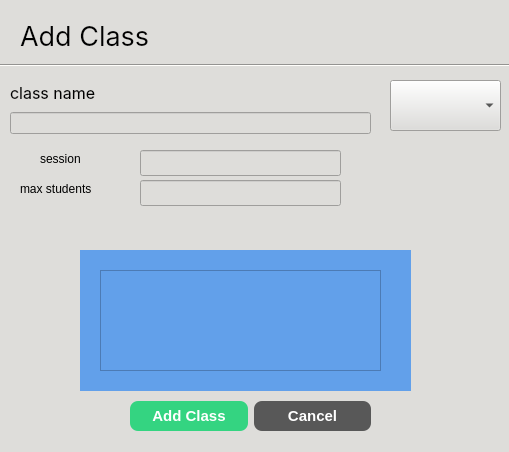
This is School_System/ui/AddClassDialog.ui in KasperJack/School-Management-System as Qt 5 draws it before an edit. The edited form follows.
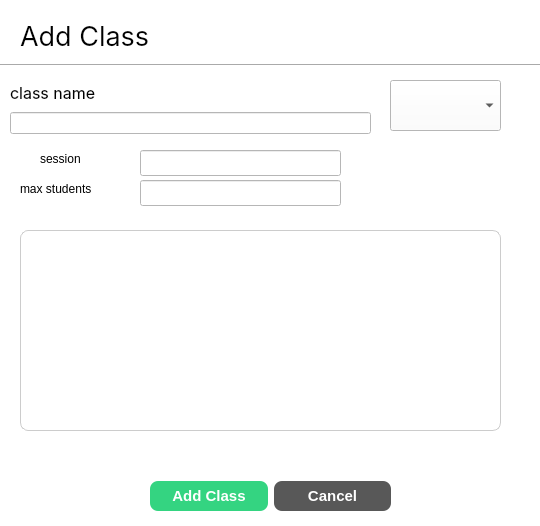
This is the edited form.

The edit to the form file:
```diff
--- a/School_System/ui/AddClassDialog.ui
+++ b/School_System/ui/AddClassDialog.ui
@@ -6,16 +6,17 @@
    <rect>
     <x>0</x>
     <y>0</y>
-    <width>509</width>
-    <height>452</height>
+    <width>540</width>
+    <height>526</height>
    </rect>
   </property>
   <property name="windowTitle">
    <string>Dialog</string>
   </property>
   <property name="styleSheet">
-   <string notr="true">background-color: rgb(222, 221, 218);
-color: rgb(0, 0, 0);</string>
+   <string notr="true">color: rgb(0, 0, 0);
+
+background-color: rgb(255, 255, 255);</string>
   </property>
   <widget class="Line" name="line">
    <property name="geometry">
@@ -80,8 +81,8 @@
   <widget class="QWidget" name="layoutWidget">
    <property name="geometry">
     <rect>
-     <x>130</x>
-     <y>400</y>
+     <x>150</x>
+     <y>480</y>
      <width>241</width>
      <height>32</height>
     </rect>
@@ -146,42 +147,6 @@
     </font>
    </property>
   </widget>
-  <widget class="QWidget" name="widget" native="true">
-   <property name="geometry">
-    <rect>
-     <x>80</x>
-     <y>250</y>
-     <width>331</width>
-     <height>141</height>
-    </rect>
-   </property>
-   <property name="styleSheet">
-    <string notr="true">background-color: rgb(98, 160, 234);</string>
-   </property>
-   <widget class="QScrollArea" name="teachers_subjects_scrollArea">
-    <property name="geometry">
-     <rect>
-      <x>20</x>
-      <y>20</y>
-      <width>281</width>
-      <height>101</height>
-     </rect>
-    </property>
-    <property name="widgetResizable">
-     <bool>true</bool>
-    </property>
-    <widget class="QWidget" name="scrollAreaWidgetContents">
-     <property name="geometry">
-      <rect>
-       <x>0</x>
-       <y>0</y>
-       <width>279</width>
-       <height>99</height>
-      </rect>
-     </property>
-    </widget>
-   </widget>
-  </widget>
   <widget class="QLineEdit" name="session_field">
    <property name="geometry">
     <rect>
@@ -228,6 +193,85 @@
     </rect>
    </property>
   </widget>
+  <widget class="QScrollArea" name="teachers_subjects_scrollArea">
+   <property name="geometry">
+    <rect>
+     <x>20</x>
+     <y>230</y>
+     <width>481</width>
+     <height>201</height>
+    </rect>
+   </property>
+   <property name="styleSheet">
+    <string notr="true">    QScrollArea {
+        border: 1px solid #cccccc;
+        background: #f9f9f9;
+        border-radius: 8px;
+    }
+
+    /* Scroll Bar */
+    QScrollBar:vertical {
+        border: none;
+        background: #e6e6e6;
+        width: 12px;
+        margin: 2px;
+        border-radius: 6px;
+    }
+    QScrollBar::handle:vertical {
+        background: #aaaaaa;
+        min-height: 20px;
+        border-radius: 6px;
+    }
+    QScrollBar::handle:vertical:hover {
+        background: #888888;
+    }
+    QScrollBar::sub-line:vertical,
+    QScrollBar::add-line:vertical {
+        background: none;
+        height: 0;
+    }
+
+    /* Items inside the Scroll Area */
+    QWidget {
+        font-size: 16px;
+        font-family: Arial, sans-serif;
+        color: #333333;
+        background: transparent;
+    }
+
+    QCheckBox {
+        spacing: 10px;
+        padding: 5px;
+    }
+    QCheckBox::indicator {
+        width: 16px;
+        height: 16px;
+    }
+    QCheckBox::indicator:checked {
+        background-color: #0078d4;
+        border: 1px solid #0078d4;
+        border-radius: 4px;
+    }
+    QCheckBox::indicator:unchecked {
+        background-color: #f0f0f0;
+        border: 1px solid #cccccc;
+        border-radius: 4px;
+    }</string>
+   </property>
+   <property name="widgetResizable">
+    <bool>true</bool>
+   </property>
+   <widget class="QWidget" name="scrollAreaWidgetContents">
+    <property name="geometry">
+     <rect>
+      <x>0</x>
+      <y>0</y>
+      <width>479</width>
+      <height>199</height>
+     </rect>
+    </property>
+   </widget>
+  </widget>
  </widget>
  <resources/>
  <connections/>
```
